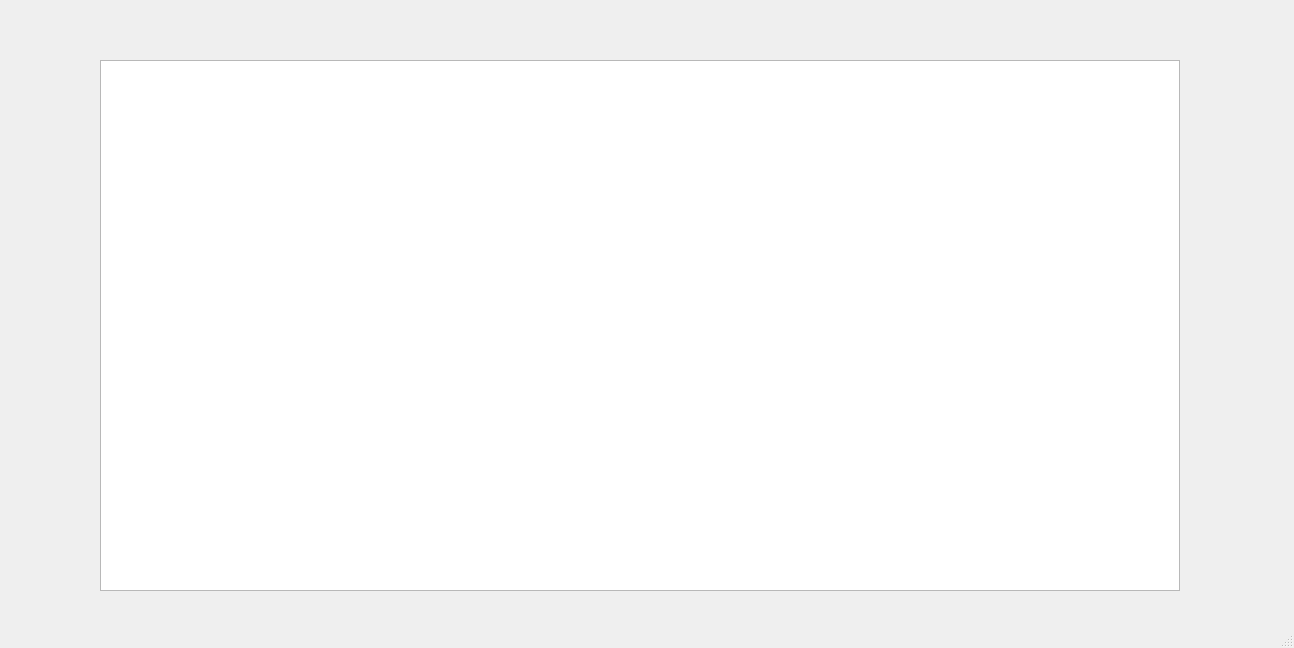
JulianSanchezb/Proyecto-Final, file Codigo/mainwindow.ui: the form before one commit.
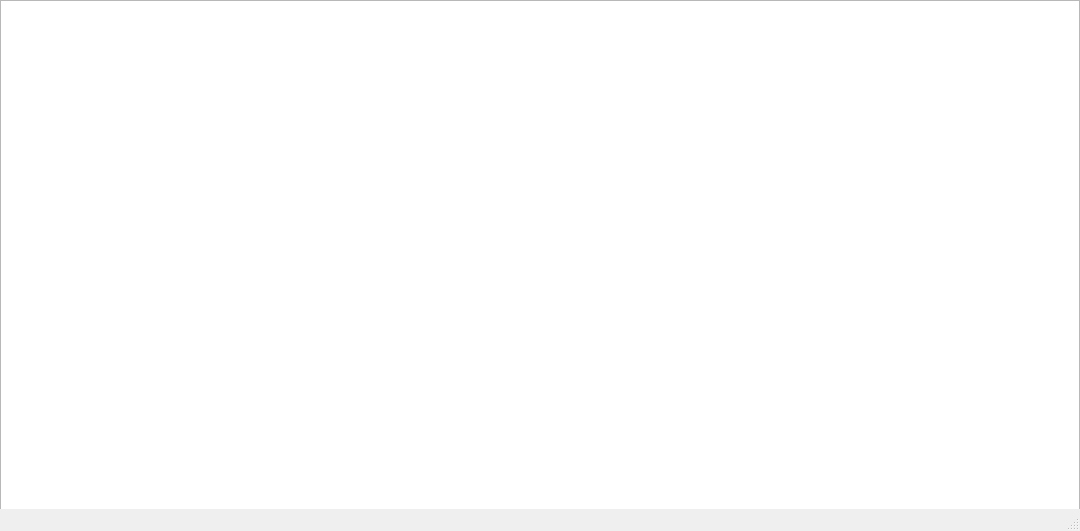
The form after the commit.

```diff
--- a/Codigo/mainwindow.ui
+++ b/Codigo/mainwindow.ui
@@ -6,8 +6,8 @@
    <rect>
     <x>0</x>
     <y>0</y>
-    <width>1294</width>
-    <height>648</height>
+    <width>1080</width>
+    <height>531</height>
    </rect>
   </property>
   <property name="windowTitle">
@@ -17,8 +17,8 @@
    <widget class="QGraphicsView" name="graphicsView">
     <property name="geometry">
      <rect>
-      <x>100</x>
-      <y>60</y>
+      <x>0</x>
+      <y>0</y>
       <width>1080</width>
       <height>531</height>
      </rect>
```
Left out of the diff: 2 changed lines with no effect on the pictures.
